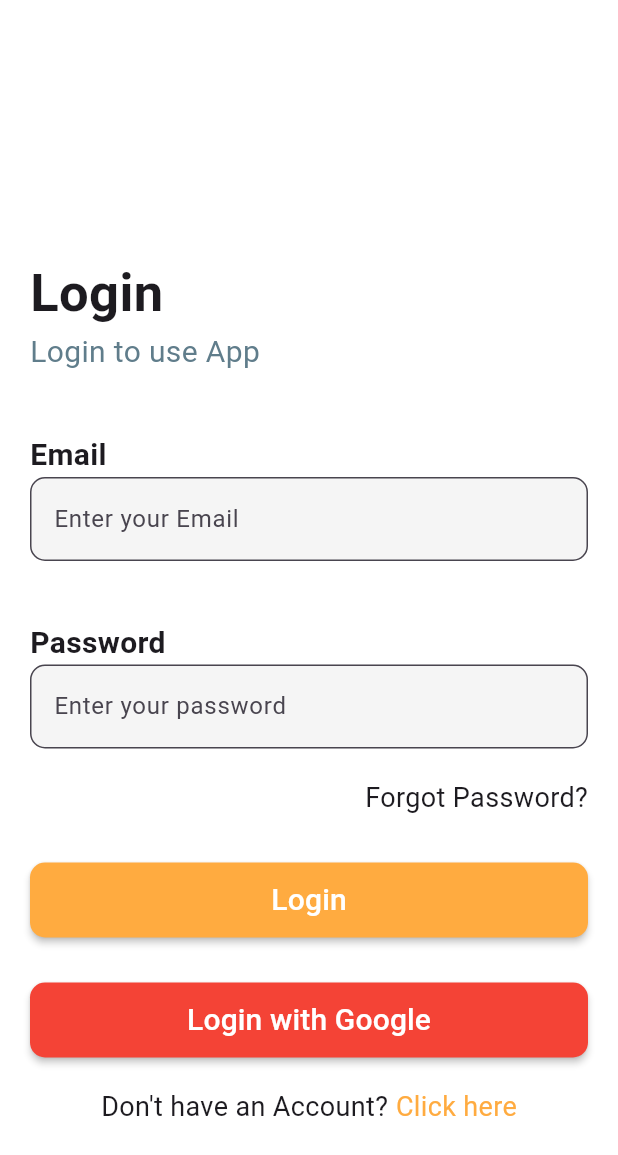
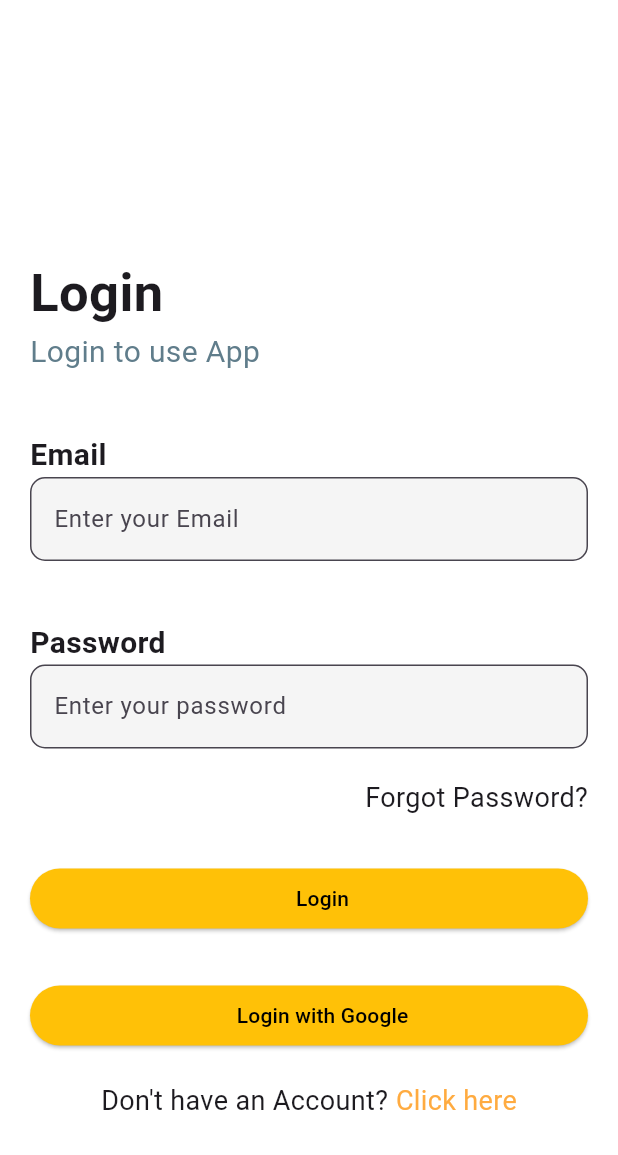
Before and after one commit to AbdullahAlomair6/notes-app, a Flutter app: the screen it shows after launch, on a phone screen of 412 x 824 dp. Shown: the top 1155 px of the screen. Run offline on Flutter 3.47's test engine with Material 3 defaults, Android fonts, the phone set to English and light mode, and no system bars; our stand-ins replace firebase_auth, firebase_core, flutter_bloc, go_router, sqflite; accounts and stored records are empty.

```diff
--- a/lib/core/app_routes.dart
+++ b/lib/core/app_routes.dart
@@ -1,19 +1,19 @@
 import 'package:firebase_auth/firebase_auth.dart';
 import 'package:go_router/go_router.dart';
+import 'package:notes_app/modules/home/home_screen.dart';
 import 'package:notes_app/modules/login/view/login_screen.dart';
 import 'package:notes_app/modules/login/view/signup_screen.dart';
-import '../layout/home_layout.dart';
 
-enum AppRouter { homeLayout, loginScreen, signupScreen }
+enum AppRouter { homeScreen, loginScreen, signupScreen }
 
 GoRouter goRouter() {
   return GoRouter(
     initialLocation: '/loginScreen',
     routes: <RouteBase>[
       GoRoute(
-        path: "/homeLayout",
-        name: AppRouter.homeLayout.name,
-        builder: (context, state) => const HomeLayout(),
+        path: "/homeScreen",
+        name: AppRouter.homeScreen.name,
+        builder: (context, state) => const HomeScreen(),
       ),
       GoRoute(
         path: "/loginScreen",
@@ -35,7 +35,7 @@ GoRouter goRouter() {
       if (user == null && !loggingIn) {
         return '/loginScreen';
       } else if (user != null && loggingIn) {
-        return '/homeLayout';
+        return '/homeScreen';
       }
       return null;
     },
--- a/lib/custom-widget/widget/card_items.dart
+++ b/lib/custom-widget/widget/card_items.dart
@@ -24,7 +24,7 @@ class CardItems extends StatelessWidget {
             padding: const EdgeInsets.all(8.0),
             child: Container(
               decoration: BoxDecoration(
-                color: Colors.orangeAccent[100],
+                color: Colors.amber[100],
                 borderRadius: BorderRadius.circular(10),
               ),
               height: 151,
--- a/lib/custom-widget/widget/custom_button.dart
+++ b/lib/custom-widget/widget/custom_button.dart
@@ -5,6 +5,7 @@ class CustomButton extends StatelessWidget {
   final void Function() onPressed;
   final Color? color;
   final double height;
+  final IconData? icons;
 
   const CustomButton({
     super.key,
@@ -12,17 +13,30 @@ class CustomButton extends StatelessWidget {
     required this.onPressed,
     this.color = Colors.orangeAccent,
     this.height = 50,
+    this.icons,
   });
 
   @override
+  // Widget build(BuildContext context) {
+  //   return MaterialButton(
+  //     onPressed: onPressed,
+  //     height: height,
+  //     minWidth: double.infinity,
+  //     shape: RoundedRectangleBorder(borderRadius: BorderRadius.circular(10)),
+  //     color: color,
+  //     child: Text(text, style: TextStyle(fontSize: 20, color: Colors.white)),
+  //   );
+  // }
   Widget build(BuildContext context) {
-    return MaterialButton(
+    return ElevatedButton.icon(
       onPressed: onPressed,
-      height: height,
-      minWidth: double.infinity,
-      shape: RoundedRectangleBorder(borderRadius: BorderRadius.circular(10)),
-      color: color,
-      child: Text(text, style: TextStyle(fontSize: 20, color: Colors.white)),
+      label: Text(text),
+      icon: Icon(icons),
+      style: ElevatedButton.styleFrom(
+        backgroundColor: Colors.amber,
+        foregroundColor: Colors.black,
+        fixedSize: Size(MediaQuery.of(context).size.width, 40),
+      ),
     );
   }
 }
--- /dev/null
+++ b/lib/modules/add_notes/bloc/add_note_state.dart
@@ -0,0 +1,5 @@
+abstract class AddNoteState {}
+
+class InitialState extends AddNoteState {}
+
+class InsertNote extends AddNoteState {}
--- a/lib/modules/bottom_sheet/view/bottom_sheet_screen.dart
+++ b/lib/modules/bottom_sheet/view/bottom_sheet_screen.dart
@@ -8,14 +8,14 @@ import '../bloc/bottom_sheet_cubit.dart';
 import '../bloc/bottom_sheet_state.dart';
 
 class BottomSheetScreen extends StatelessWidget {
-  const BottomSheetScreen({super.key, this.note, required this.cubit});
+  const BottomSheetScreen({super.key, this.note});
 
   final Map? note;
-  final NewNotesCubit cubit;
+  //final NewNotesCubit cubit;
 
   @override
   Widget build(BuildContext context) {
-  //  var cubit =  context.read<NewNotesCubit>();
+    var cubit =  context.read<NewNotesCubit>();
         return Container(
           height: 250,
           key: cubit.formKey,
--- a/lib/modules/new_notes/view/new_notes_screen.dart
+++ b/lib/modules/new_notes/view/new_notes_screen.dart
@@ -32,7 +32,7 @@ class NewNotesScreen extends StatelessWidget {
                           context: context,
                           builder:
                               (context) =>
-                                  BottomSheetScreen(note: notesData[index], cubit: cubit,),
+                                  BottomSheetScreen(note: notesData[index]),
                         );
                       },
                       deleteOnPressed: () {
```
Also changed, not shown: lib/custom-widget/widget/app_bar_design.dart (+5 -6 lines), lib/main.dart (+13 -1 lines), lib/modules/add_notes/add_notes_screen.dart (added, +76 -0 lines), lib/modules/add_notes/bloc/add_note_cubit.dart (added, +34 -0 lines), lib/modules/home/bloc/home_cubit.dart (added, +29 -0 lines), lib/modules/home/bloc/home_state.dart (added, +11 -0 lines), lib/modules/home/home_screen.dart (added, +68 -0 lines), pubspec.lock, 1 other file.
